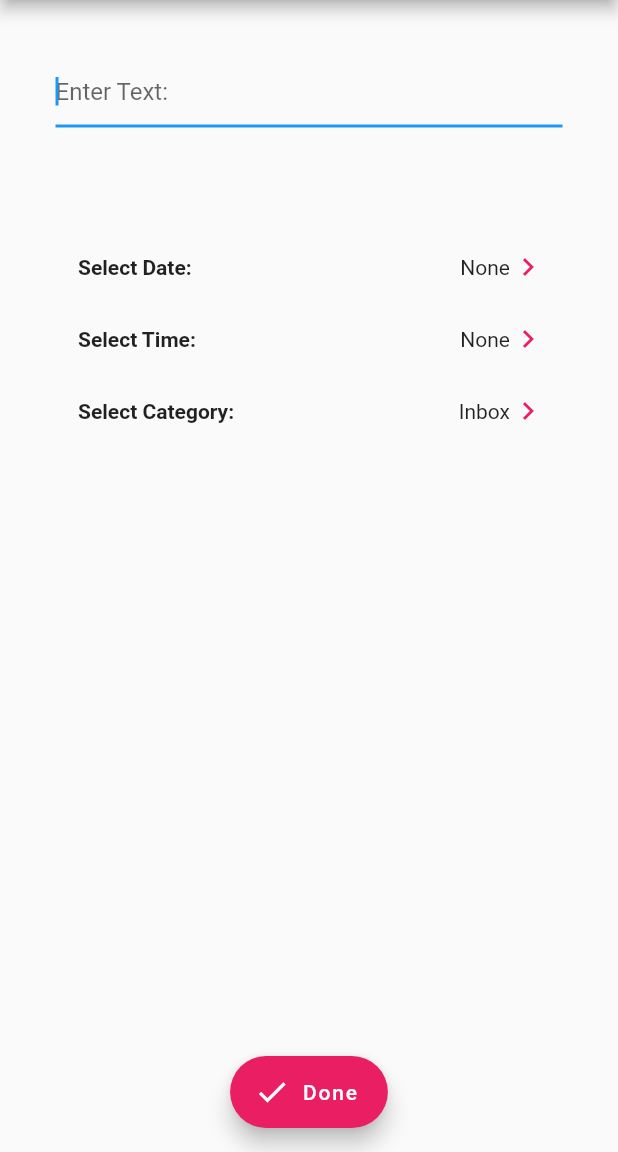
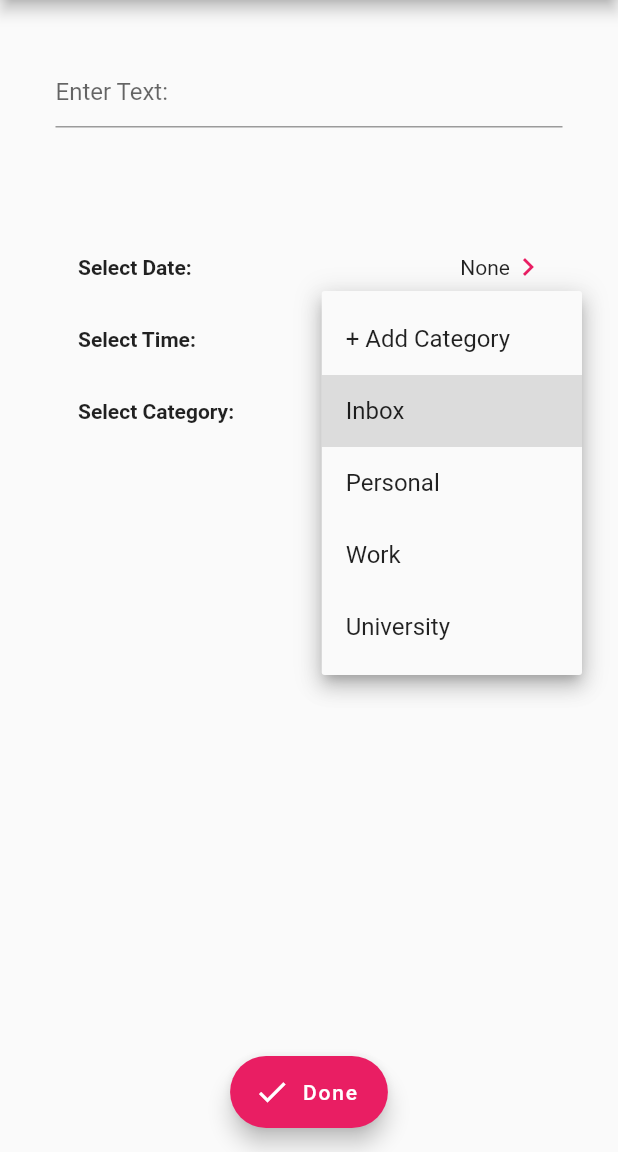
Before and after one commit to bradwindy/reminderplus, a Flutter app: the AddReminderPage screen opened directly, after a tap on "Inbox", on a phone screen of 412 x 824 dp, the part 84-1236 px from its top. Run offline on Flutter 3.47's test engine with Material 2 defaults, Android fonts, the phone set to English and light mode, and no system bars; our stand-ins replace flutter_local_notifications, outline_material_icons, sqflite; accounts and stored records are empty.

```diff
--- a/lib/add_reminder_page.dart
+++ b/lib/add_reminder_page.dart
@@ -3,6 +3,8 @@ import 'package:flutter/material.dart';
 import 'package:reminder_plus/database/database_helper.dart';
 import 'package:reminder_plus/database/model/reminder.dart';
 import 'package:flutter_local_notifications/flutter_local_notifications.dart';
+import 'package:reminder_plus/change_categories_page.dart';
+
 
 FlutterLocalNotificationsPlugin flutterLocalNotificationsPlugin = FlutterLocalNotificationsPlugin();
 
@@ -30,6 +32,13 @@ class _AddReminderPageState extends State<AddReminderPage>{
   bool timeOrDateEdit = false;
   List monthList = ["January", "February", "March", "April", "May", "June", "July", "August", "September", "October", "November", "December"];
   List weekdayList = ["Monday", "Tuesday", "Wednesday", "Thursday", "Friday", "Saturday", "Sunday"];
+  List categories = [
+    "+ Add Category",
+    "Inbox",
+    "Personal",
+    "Work",
+    "University"
+  ];
 
   @override
   void initState() {
@@ -268,19 +277,27 @@ class _AddReminderPageState extends State<AddReminderPage>{
                       Text('Select Category: ',
                         style: TextStyle(fontWeight: FontWeight.bold),
                       ),
-                      MaterialButton(
-                        onPressed: () {
-
-                        },
-                        child: Row( // Replace with a Row for horizontal icon + text
-                          children: <Widget>[
-                            Text("Inbox",
-                              style: TextStyle(fontWeight: FontWeight.normal),
-                            ),
-                            Icon(Icons.keyboard_arrow_right, color: Colors.pink),
-                          ],
+                      Padding(
+                        padding: EdgeInsets.only(left: 16, right: 16),
+                        child: DropdownButton<String>(
+                          value: selectedCategory,
+                          onChanged: (String newValue) {
+                            if (newValue == "+ Add Category") {
+                              _showFeatureDialog();
+                            } else {
+                              setState(() {
+                                selectedCategory = newValue;
+                              });
+                            }
+                          },
+                          items: categories
+                              .cast<String>()
+                              .map((value) =>
+                              DropdownMenuItem(
+                                value: value,
+                                child: Text(value),
+                              )).toList(),
                         ),
-                        //color: Colors.pink,
                       ),
                     ],
                   ),
@@ -398,4 +415,33 @@ class _AddReminderPageState extends State<AddReminderPage>{
       await db.saveReminder(reminder);
     }
   }
+
+  void _showFeatureDialog() {
+    // flutter defined function
+    showDialog(
+      context: context,
+      builder: (BuildContext context) {
+        // return object of type Dialog
+        return AlertDialog(
+          title: Text('Feature Coming Soon'),
+          content: SingleChildScrollView(
+            child: ListBody(
+              children: <Widget>[
+                Text('This feature will be here in the near future.',
+                  style: TextStyle(fontStyle: FontStyle.italic),),
+              ],
+            ),
+          ),
+          actions: <Widget>[
+            FlatButton(
+              child: Text('OKAY'),
+              onPressed: () {
+                Navigator.of(context).pop();
+              },
+            ),
+          ],
+        );
+      },
+    );
+  }
 }
```
Also changed, not shown: lib/change_categories_page.dart (added, +24 -0 lines).
